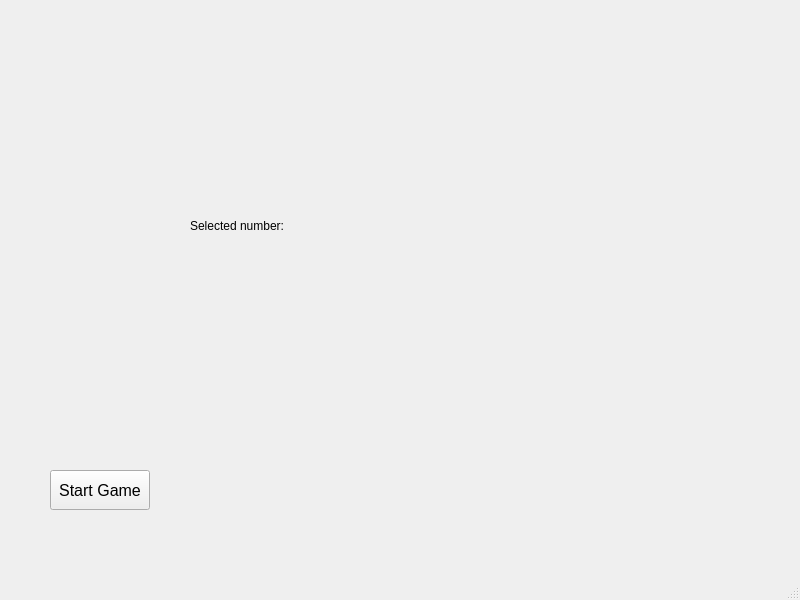
First picture: the form in sudoku/mainwindow.ui, repository pillon33/sudoku-cpp, before the edit.
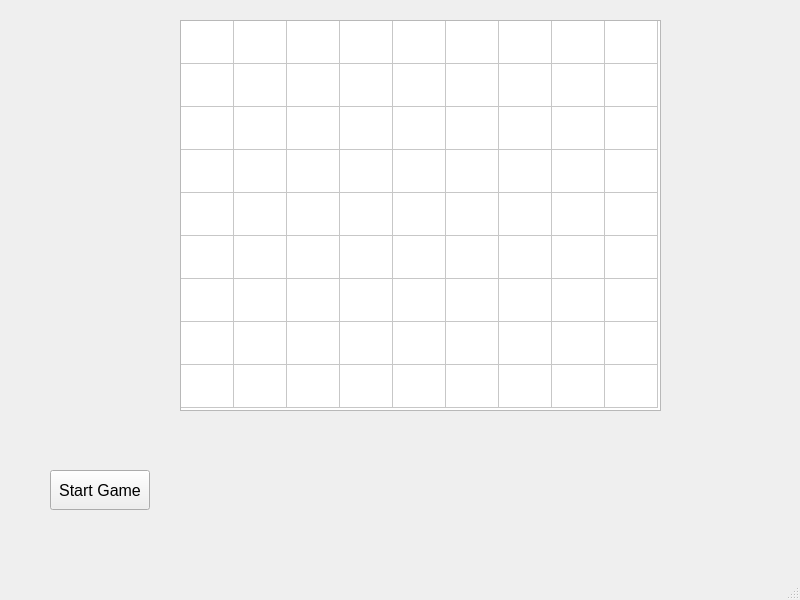
Second picture: the form after the edit.

Commit message: add 9x9 table to ui

The edit to the form file:
```diff
--- a/sudoku/mainwindow.ui
+++ b/sudoku/mainwindow.ui
@@ -35,18 +35,60 @@
    <widget class="QWidget" name="gridLayoutWidget">
     <property name="geometry">
      <rect>
-      <x>190</x>
-      <y>40</y>
-      <width>471</width>
-      <height>371</height>
+      <x>180</x>
+      <y>20</y>
+      <width>481</width>
+      <height>391</height>
      </rect>
     </property>
     <layout class="QGridLayout" name="board">
-     <item row="2" column="0">
-      <widget class="QLabel" name="selectedNumberLabel">
-       <property name="text">
-        <string>Selected number: </string>
+     <item row="0" column="0">
+      <widget class="QTableWidget" name="tableWidget">
+       <property name="minimumSize">
+        <size>
+         <width>0</width>
+         <height>0</height>
+        </size>
        </property>
+       <property name="rowCount">
+        <number>9</number>
+       </property>
+       <property name="columnCount">
+        <number>9</number>
+       </property>
+       <attribute name="horizontalHeaderVisible">
+        <bool>false</bool>
+       </attribute>
+       <attribute name="horizontalHeaderDefaultSectionSize">
+        <number>53</number>
+       </attribute>
+       <attribute name="horizontalHeaderHighlightSections">
+        <bool>true</bool>
+       </attribute>
+       <attribute name="verticalHeaderVisible">
+        <bool>false</bool>
+       </attribute>
+       <attribute name="verticalHeaderDefaultSectionSize">
+        <number>43</number>
+       </attribute>
+       <row/>
+       <row/>
+       <row/>
+       <row/>
+       <row/>
+       <row/>
+       <row/>
+       <row/>
+       <row/>
+       <column/>
+       <column/>
+       <column/>
+       <column/>
+       <column/>
+       <column/>
+       <column/>
+       <column/>
+       <column/>
       </widget>
      </item>
     </layout>
@@ -54,13 +96,13 @@
    <widget class="QWidget" name="horizontalLayoutWidget">
     <property name="geometry">
      <rect>
-      <x>190</x>
-      <y>450</y>
-      <width>471</width>
+      <x>180</x>
+      <y>440</y>
+      <width>481</width>
       <height>81</height>
      </rect>
     </property>
-    <layout class="QHBoxLayout" name="numberList" stretch="">
+    <layout class="QHBoxLayout" name="numberList">
      <property name="spacing">
       <number>6</number>
      </property>
```
The commit also changes 1 other file.
